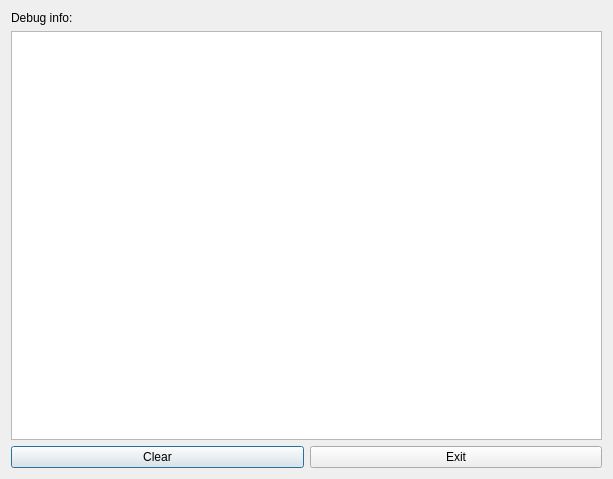
Qt form DebugInfoDialog.ui (okostynchuk/Outcall) before a commit.
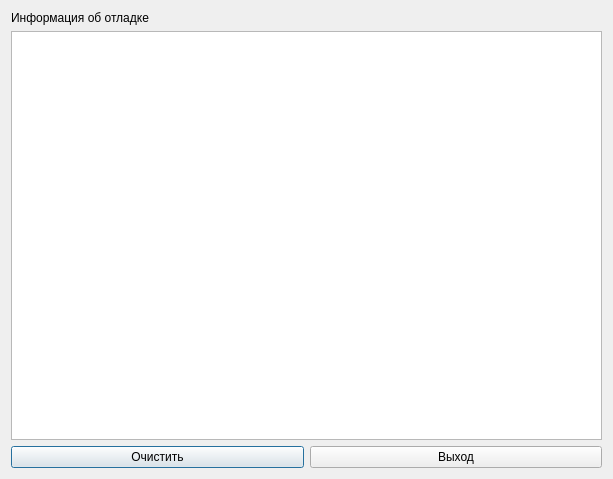
The same form after that commit. Icons and pictures are not drawn.

The edit to the form file:
```diff
--- a/DebugInfoDialog.ui
+++ b/DebugInfoDialog.ui
@@ -21,7 +21,7 @@
    <item>
     <widget class="QLabel" name="label">
      <property name="text">
-      <string>Debug info:</string>
+      <string>Информация об отладке</string>
      </property>
     </widget>
    </item>
@@ -33,14 +33,14 @@
      <item>
       <widget class="QPushButton" name="clear">
        <property name="text">
-        <string>Clear</string>
+        <string>Очистить</string>
        </property>
       </widget>
      </item>
      <item>
       <widget class="QPushButton" name="exit">
        <property name="text">
-        <string>Exit</string>
+        <string>Выход</string>
        </property>
       </widget>
      </item>
```
Left out of the diff: 2 changed lines with no effect on the pictures.
